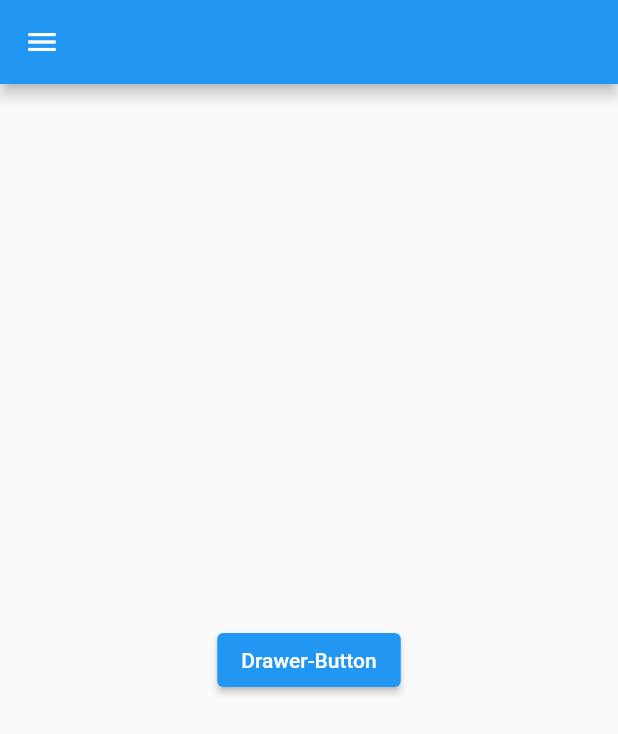
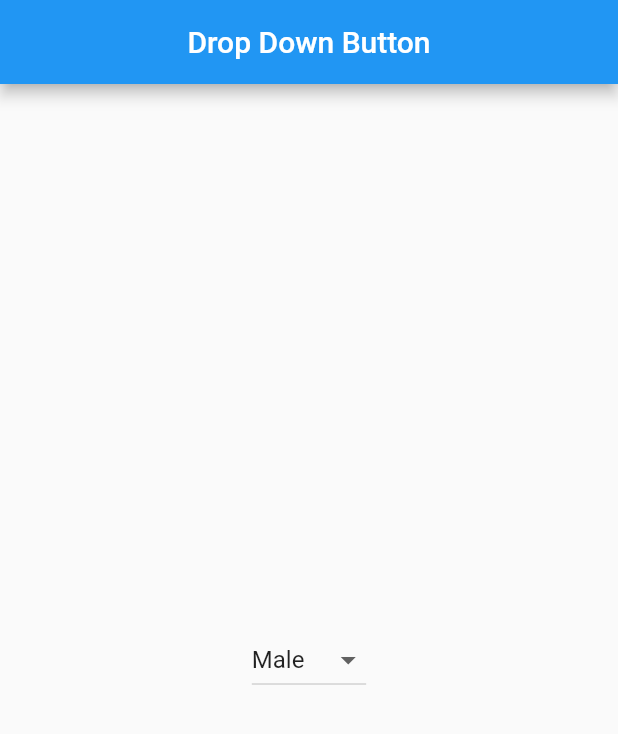
Before and after one commit to NazmulHasan0/atoz, a Flutter app: the screen it shows after launch, on a phone screen of 412 x 824 dp. Shown: the top 734 px of the screen. Run offline on Flutter 3.47's test engine with Material 2 defaults, Android fonts, the phone set to English and light mode, and no system bars.

Commit message:
refreshindecator & dropdownbutton

```diff
--- /dev/null
+++ b/lib/Drop Down Button/dropdownbutton.dart
@@ -0,0 +1,38 @@
+import 'package:flutter/material.dart';
+
+class Mydropdownbutton extends StatefulWidget {
+  @override
+  State<Mydropdownbutton> createState() => _MydropdownbuttonState();
+}
+
+class _MydropdownbuttonState extends State<Mydropdownbutton> {
+  //
+  List<String> _gender = [
+    'Male',
+    'Female',
+    'Others',
+  ];
+  String _value = 'Male';
+  //
+  @override
+  Widget build(BuildContext context) {
+    return Scaffold(
+      appBar: AppBar(title: Text("Drop Down Button"), centerTitle: true),
+      body: Center(
+          child: DropdownButton(
+        value: _value, // default element
+        // _gender এর সবগুলো element যেন show করে তাই
+        // map এ convert করা হচ্ছে
+        // অথবা _gender এর সবগুলো element এর মধ্য দিয়ে যাবে
+        items: _gender.map((e) {
+          return DropdownMenuItem(value: e, child: Text(e));
+        }).toList(), // convert map to list
+        onChanged: (value) {
+          setState(() {
+            _value = value!;
+          });
+        },
+      )),
+    );
+  }
+}
--- a/lib/main.dart
+++ b/lib/main.dart
@@ -18,6 +18,7 @@ import 'package:atoz/Date%20Picker/datepicker.dart';
 import 'package:atoz/Divider/divider.dart';
 import 'package:atoz/Drawer%20&%20EndDrawer/drawer.dart';
 import 'package:atoz/Drawer/drawer.dart';
+import 'package:atoz/Drop%20Down%20Button/dropdownbutton.dart';
 import 'package:atoz/Exit%20Dialog/exitdialog.dart';
 import 'package:atoz/Expanded/expanded.dart';
 import 'package:atoz/Expansion%20Tile/expansiontile.dart';
@@ -36,6 +37,7 @@ import 'package:atoz/Nestedscrollview/nestedscrollview.dart';
 import 'package:atoz/Opacity/opacity.dart';
 import 'package:atoz/Page%20View/pageview.dart';
 import 'package:atoz/RadioButton/radio_button.dart';
+import 'package:atoz/Refresh%20Indicator/refreshindicator.dart';
 import 'package:atoz/Rich%20Text/richtext.dart';
 import 'package:atoz/Slider/slider.dart';
 import 'package:atoz/Sliver%20AppBar/sliverappbar.dart';
@@ -61,8 +63,10 @@ class MyApp extends StatelessWidget {
   Widget build(BuildContext context) {
     return MaterialApp(
       debugShowCheckedModeBanner: false,
-      initialRoute: '/Mydrawer',
+      initialRoute: '/Mydropdownbutton',
       routes: {
+        '/Mydropdownbutton': (context) => Mydropdownbutton(),
+        '/Myrefreshindicator': (context) => Myrefreshindicator(),
         '/Mydrawer': (context) => Mydrawer(),
         '/Myexpansiontile': (context) => Myexpansiontile(),
         '/Myinkwell': (context) => Myinkwell(),
```
Also changed, not shown: lib/Refresh Indicator/refreshindicator.dart (added, +78 -0 lines).
